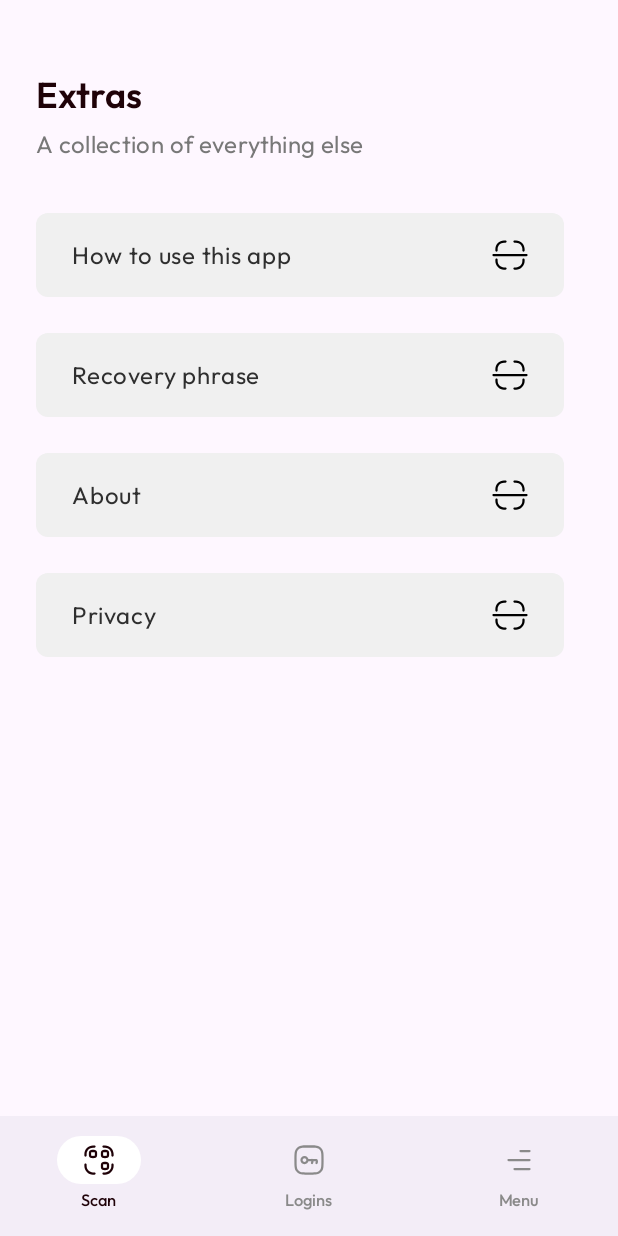
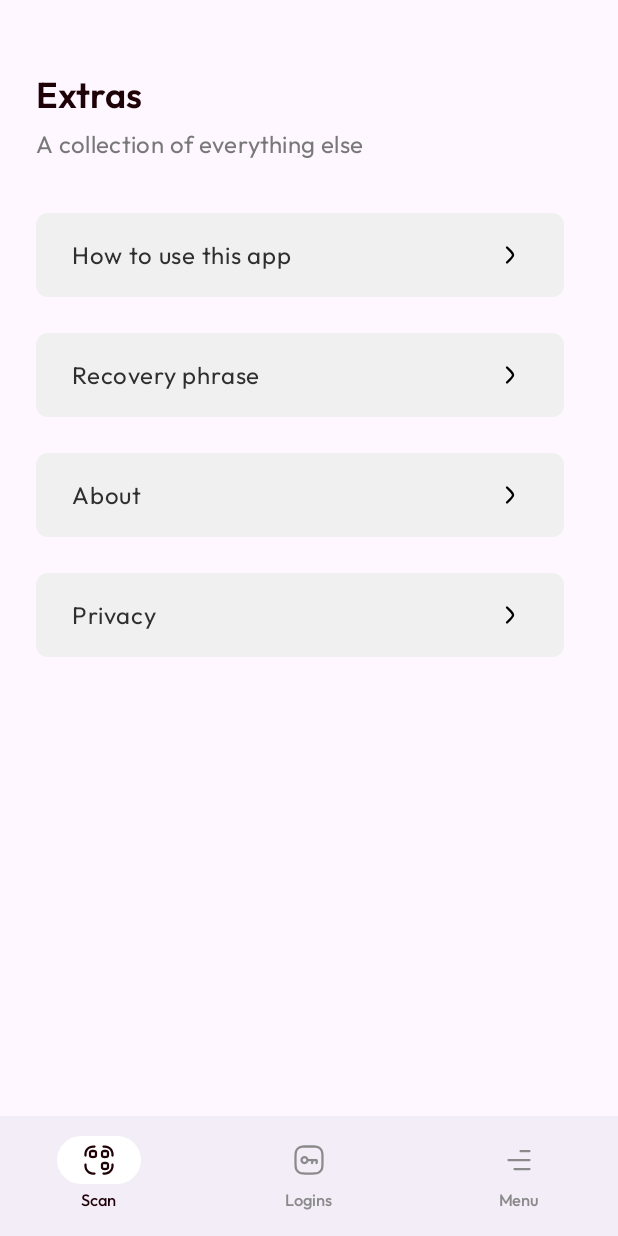
Before and after one commit to thunderbiscuit/gargoyle-seedauth, an Android app built with Jetpack Compose: the menu_screen screen opened through its navigation route, on a phone screen of 412 x 824 dp. Run offline under Robolectric (Android 15) with nearby library versions, the phone set to English and light mode, and no system bars; our stand-ins replace accompanist, constraintlayout-compose; libraries missing offline, so code that uses them is left out: androidx.camera.core, androidx.camera.lifecycle, androidx.camera.view, com.google.accompanist.navigation; 2 statements that could not run were skipped.

Commit message:
Add right arrow icon for menu screen

```diff
--- a/app/src/main/java/com/goldenraven/gargoyle/ui/MenuScreen.kt
+++ b/app/src/main/java/com/goldenraven/gargoyle/ui/MenuScreen.kt
@@ -56,7 +56,7 @@ internal fun MenuScreen() {
             )
             Spacer(modifier = Modifier.weight(1f))
             Icon(
-                painter = painterResource(id = R.drawable.hicon_scan_1),
+                painter = painterResource(id = R.drawable.hicon_right_2),
                 contentDescription = "Scan icon",
                 tint = Color(0xff000000)
             )
@@ -78,7 +78,7 @@ internal fun MenuScreen() {
             )
             Spacer(modifier = Modifier.weight(1f))
             Icon(
-                painter = painterResource(id = R.drawable.hicon_scan_1),
+                painter = painterResource(id = R.drawable.hicon_right_2),
                 contentDescription = "Scan icon",
                 tint = Color(0xff000000)
             )
@@ -100,7 +100,7 @@ internal fun MenuScreen() {
             )
             Spacer(modifier = Modifier.weight(1f))
             Icon(
-                painter = painterResource(id = R.drawable.hicon_scan_1),
+                painter = painterResource(id = R.drawable.hicon_right_2),
                 contentDescription = "Scan icon",
                 tint = Color(0xff000000)
             )
@@ -122,7 +122,7 @@ internal fun MenuScreen() {
             )
             Spacer(modifier = Modifier.weight(1f))
             Icon(
-                painter = painterResource(id = R.drawable.hicon_scan_1),
+                painter = painterResource(id = R.drawable.hicon_right_2),
                 contentDescription = "Scan icon",
                 tint = Color(0xff000000)
             )
--- /dev/null
+++ b/app/src/main/res/drawable/hicon_right_2.xml
@@ -0,0 +1,12 @@
+<vector xmlns:android="http://schemas.android.com/apk/res/android"
+    android:width="24dp"
+    android:height="24dp"
+    android:viewportWidth="24"
+    android:viewportHeight="24">
+  <path
+      android:pathData="M10,7L11.763,8.747C13.169,10.141 13.872,10.837 13.98,11.687C14.007,11.895 14.007,12.105 13.98,12.313C13.872,13.163 13.169,13.859 11.763,15.253L10,17"
+      android:strokeWidth="1.5"
+      android:fillColor="#00000000"
+      android:strokeColor="#000000"
+      android:strokeLineCap="round"/>
+</vector>
```
